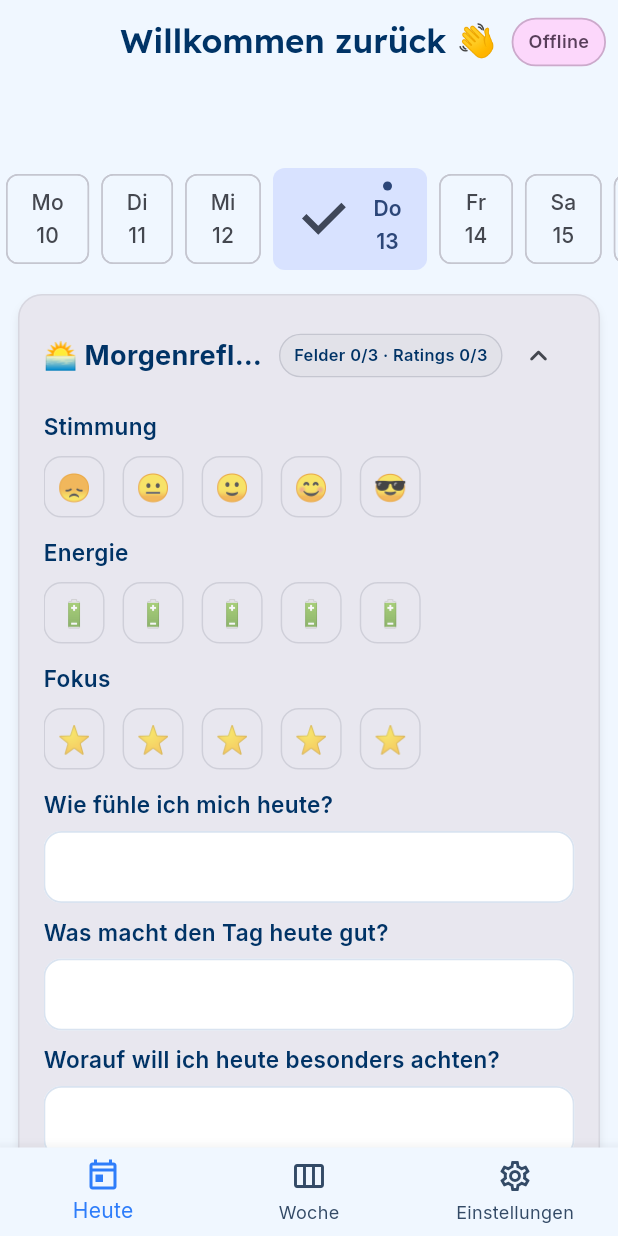
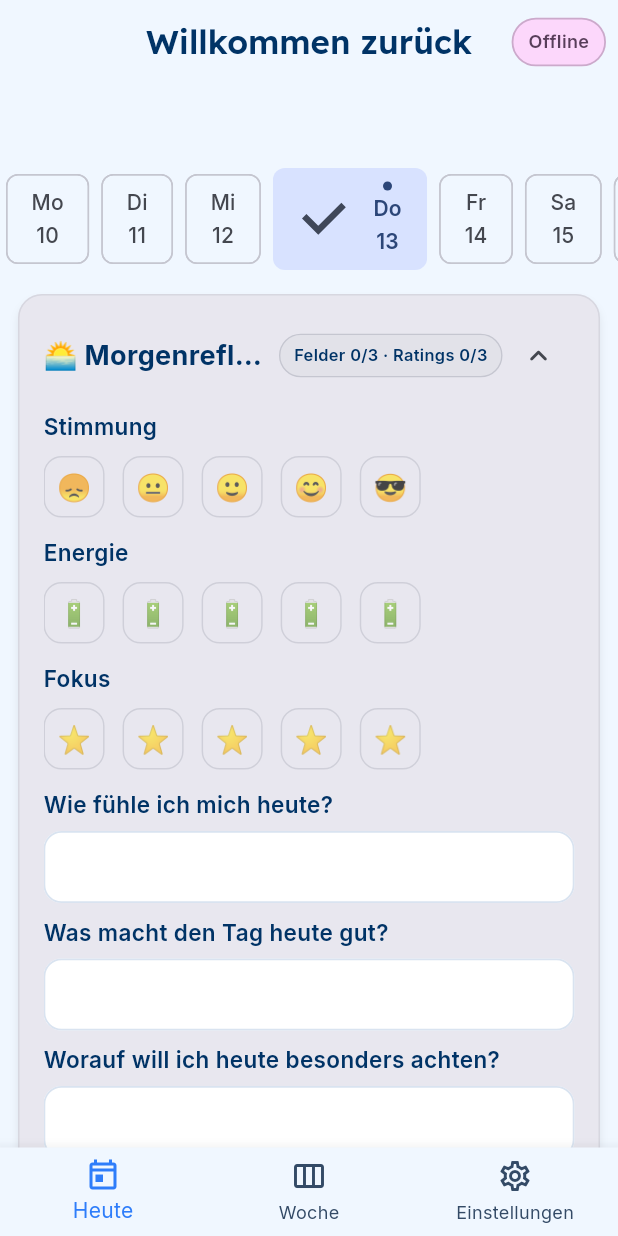
Before and after one commit to AlexBuchnerTeacher/reflecto, a Flutter app: the screen it shows once a user with an empty profile is signed in, on a phone screen of 412 x 824 dp. Run offline on Flutter 3.47's test engine with Material 3 defaults, Android fonts, the phone set to English and light mode, and no system bars; our stand-ins replace cloud_firestore, firebase_auth, firebase_core, flutter_riverpod, google_fonts, package_info_plus and 1 more; accounts and stored records are empty; statements that could not run were skipped.

Commit message:
🛠 Fix: Status-Chip (todayDocProvider, Labels) + Streak als Card + Top-Spacing kleiner; HomeScreen neu gespeichert (UTF-8)

```diff
--- a/lib/screens/day_screen.dart
+++ b/lib/screens/day_screen.dart
@@ -1758,35 +1758,34 @@ class _DayScreenState extends ConsumerState<DayScreen> {
                                   ),
                                 ),
                                 const SizedBox(height: 8),
-                                // Streak-Anzeige: unter der Planung
+                                const SizedBox(height: 8),
+                                // Streak-Anzeige: unter der Planung (als Card)
                                 Consumer(
                                   builder: (context, ref, _) {
                                     final info = ref.watch(streakInfoProvider);
                                     final cnt = info?.current ?? 0;
-                                    if (cnt <= 0) {
+                                    if (cnt <= 0)
                                       return const SizedBox.shrink();
-                                    }
                                     final longest = info?.longest ?? cnt;
                                     final isRecord =
                                         longest > 0 && cnt >= longest;
                                     final suffix = isRecord ? ' (Rekord!)' : '';
-                                    return Align(
-                                      alignment: Alignment.center,
-                                      child: Padding(
-                                        padding: const EdgeInsets.symmetric(
-                                          vertical: 4,
-                                        ),
+                                    return ReflectoCard(
+                                      padding: const EdgeInsets.symmetric(
+                                        horizontal: 16,
+                                        vertical: 12,
+                                      ),
+                                      child: Center(
                                         child: Text(
-                                          'Streak: $cnt Tage in Folge$suffix',
+                                          '?? Streak: $cnt Tage in Folge$suffix',
                                           style: const TextStyle(
-                                            fontWeight: FontWeight.w600,
+                                            fontWeight: FontWeight.w700,
                                           ),
                                         ),
                                       ),
                                     );
                                   },
                                 ),
-                                const SizedBox(height: 24),
                               ],
                             ),
                           ),
--- a/lib/screens/home_screen.dart
+++ b/lib/screens/home_screen.dart
@@ -1,7 +1,6 @@
 import 'package:flutter/material.dart';
 import 'package:firebase_auth/firebase_auth.dart';
 import 'package:flutter_riverpod/flutter_riverpod.dart';
-import '../providers/streak_providers.dart';
 import '../providers/entry_providers.dart';
 import './day_screen.dart';
 import './week_screen.dart';
@@ -24,7 +23,7 @@ class _HomeScreenState extends State<HomeScreen> {
     try {
       user = FirebaseAuth.instance.currentUser;
     } catch (_) {
-      user = null; // erlaubt Widget-Tests ohne Firebase-Init
+      user = null;
     }
     final firstName = (user?.displayName?.trim().isNotEmpty ?? false)
         ? (user!.displayName!.split(' ').first)
@@ -33,16 +32,14 @@ class _HomeScreenState extends State<HomeScreen> {
       appBar: AppBar(
         title: Text(
           firstName.isNotEmpty
-              ? 'Willkommen zur\u00FCck, $firstName \u{1F44B}'
-              : 'Willkommen zur\u00FCck \u{1F44B}',
+              ? 'Willkommen zurück, $firstName'
+              : 'Willkommen zurück',
         ),
         centerTitle: true,
         actions: [
           Consumer(
             builder: (context, ref, _) {
-              final snap = ref
-                  .watch(dayDocProvider(DateTime.now()))
-                  .valueOrNull;
+              final snap = ref.watch(todayDocProvider).valueOrNull;
               final pending = snap?.metadata.hasPendingWrites ?? false;
               final fromCache = snap?.metadata.isFromCache ?? false;
               final cs = Theme.of(context).colorScheme;
@@ -51,7 +48,7 @@ class _HomeScreenState extends State<HomeScreen> {
               late Color fg;
               late Color border;
               if (pending) {
-                text = 'Synchronisiere…';
+                text = 'Synchronisiere...';
                 bg = cs.primaryContainer;
                 fg = cs.onPrimaryContainer;
                 border = cs.primary;
@@ -61,7 +58,7 @@ class _HomeScreenState extends State<HomeScreen> {
                 fg = cs.onTertiaryContainer;
                 border = cs.tertiary;
               } else {
-                text = '✓ Gespeichert';
+                text = '\u2713 Gespeichert';
                 bg = cs.secondaryContainer;
                 fg = cs.onSecondaryContainer;
                 border = cs.secondary;
@@ -97,7 +94,6 @@ class _HomeScreenState extends State<HomeScreen> {
       ),
       body: Column(
         children: [
-          // Streak-Header entfernt – Streak nur innerhalb der Tagesansicht
           Expanded(
             child: IndexedStack(
               index: _index,
```
